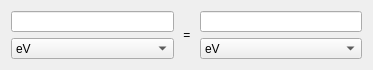
Qt form EnergyConverter/form/SEEnergyConverterAppGUI.ui (1A-OneAngstrom/SAMSON-Developer-Tutorials) before a commit.
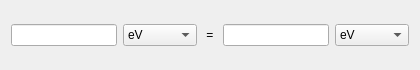
The same form after that commit.

The edit to the form file:
```diff
--- a/EnergyConverter/form/SEEnergyConverterAppGUI.ui
+++ b/EnergyConverter/form/SEEnergyConverterAppGUI.ui
@@ -6,13 +6,13 @@
    <rect>
     <x>0</x>
     <y>0</y>
-    <width>373</width>
+    <width>420</width>
     <height>70</height>
    </rect>
   </property>
   <property name="minimumSize">
    <size>
-    <width>300</width>
+    <width>420</width>
     <height>70</height>
    </size>
   </property>
@@ -21,11 +21,6 @@
   </property>
   <layout class="QHBoxLayout" name="horizontalLayout">
    <item>
-    <layout class="QVBoxLayout" name="verticalLayoutLeft">
-     <property name="spacing">
-      <number>6</number>
-     </property>
-     <item>
       <widget class="QLineEdit" name="lineEditLeft">
        <property name="text">
         <string/>
@@ -56,8 +51,6 @@
        </item>
       </widget>
      </item>
-    </layout>
-   </item>
    <item>
     <widget class="QLabel" name="labelEqualSign">
      <property name="maximumSize">
@@ -72,11 +65,6 @@
     </widget>
    </item>
    <item>
-    <layout class="QVBoxLayout" name="verticalLayoutRight">
-     <property name="spacing">
-      <number>6</number>
-     </property>
-     <item>
       <widget class="QLineEdit" name="lineEditRight">
        <property name="text">
         <string/>
@@ -106,8 +94,6 @@
         </property>
        </item>
       </widget>
-     </item>
-    </layout>
    </item>
   </layout>
  </widget>
```
Lines whose indentation alone changed are shown as unchanged.
